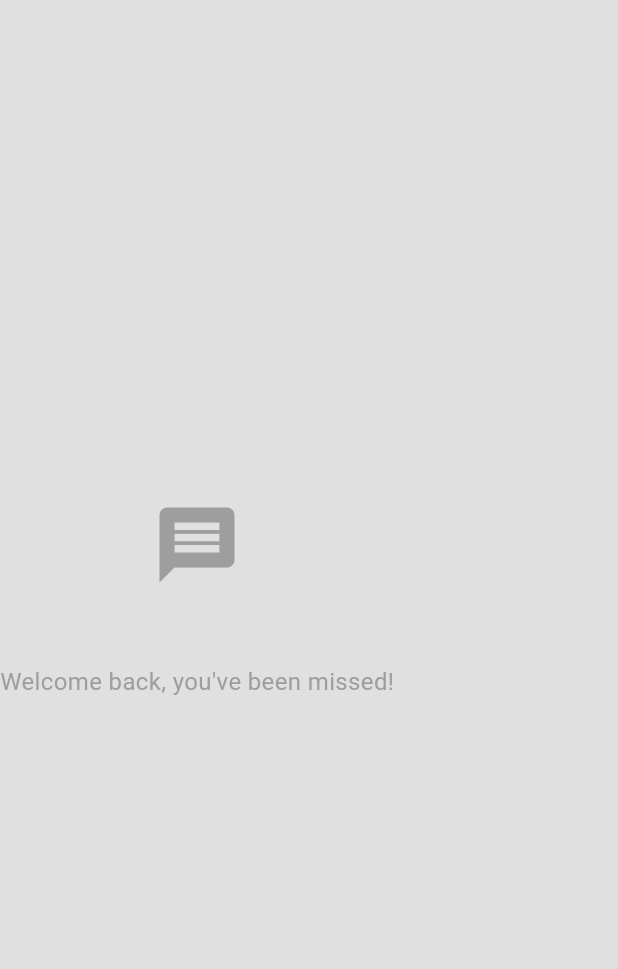
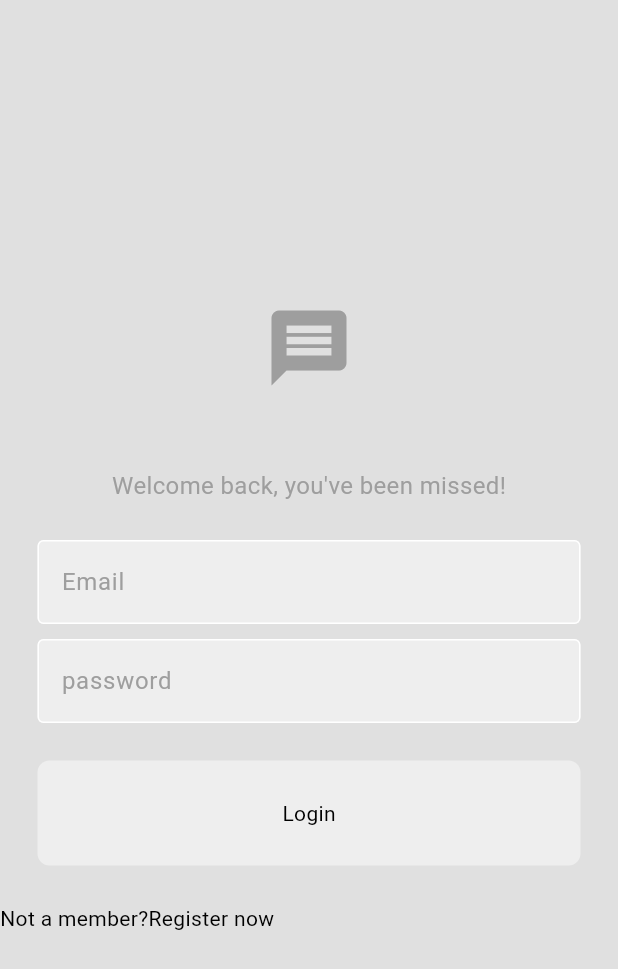
Before and after one commit to NotKidding/chat_app, a Flutter app: the screen it shows after launch, on a phone screen of 412 x 824 dp. Shown: the top 969 px of the screen. Run offline on Flutter 3.47's test engine with Material 3 defaults, Android fonts, the phone set to English and light mode, and no system bars.

Commit message:
made partial login page

```diff
--- /dev/null
+++ b/lib/components/my_button.dart
@@ -0,0 +1,31 @@
+import 'package:flutter/material.dart';
+
+class MyButton extends StatelessWidget {
+  final void Function()? ontap;
+  final String text;
+
+  const MyButton({
+    super.key,
+    required this.text,
+    required this.ontap
+
+    });
+
+  @override
+  Widget build(BuildContext context) {
+    return GestureDetector(
+      onTap: ontap,
+      child: Container(
+        decoration: BoxDecoration(
+          color: Theme.of(context).colorScheme.secondary,
+          borderRadius: BorderRadius.circular(8),
+        ),
+        padding: EdgeInsets.all(25),
+        margin: EdgeInsets.symmetric(horizontal: 25),
+        child: Center(
+          child: Text(text),
+          ),
+      ),
+    );
+  }
+}
--- /dev/null
+++ b/lib/components/my_textfield.dart
@@ -0,0 +1,37 @@
+import 'package:flutter/material.dart';
+
+class MyTextField extends StatelessWidget {
+  final String hintText;
+  final bool obscureText;
+  final TextEditingController controller;
+
+  const MyTextField({
+    super.key,
+    required this.hintText,
+    required this.obscureText,
+    required this.controller
+    });
+
+  @override
+  Widget build(BuildContext context) {
+    return Padding(
+      padding: const EdgeInsets.symmetric(horizontal: 25.0),
+      child: TextField(
+        obscureText: obscureText,
+        controller: controller,
+        decoration: InputDecoration(
+          enabledBorder: OutlineInputBorder(
+            borderSide: BorderSide(color: Theme.of(context).colorScheme.tertiary),
+         ),
+          focusedBorder: OutlineInputBorder(
+            borderSide: BorderSide(color: Theme.of(context).colorScheme.primary),
+          ),
+          fillColor: Theme.of(context).colorScheme.secondary,
+          filled: true,
+          hintText: hintText,
+          hintStyle: TextStyle(color: Theme.of(context).colorScheme.primary),
+        ),
+      )
+    );
+  }
+}
--- a/lib/pages/login_page.dart
+++ b/lib/pages/login_page.dart
@@ -1,13 +1,26 @@
+import 'package:chat_app/components/my_button.dart';
+import 'package:chat_app/components/my_textfield.dart';
 import 'package:flutter/material.dart';
 
 class LoginPage extends StatelessWidget {
-  const LoginPage({super.key});
+
+  //email and pw controller
+  final TextEditingController _emailController = TextEditingController();
+  final TextEditingController _pwController = TextEditingController();
+
+  LoginPage({super.key});
+
+  //login method
+  void login(){
+
+  }
 
   @override
   Widget build(BuildContext context) {
     return Scaffold(
       backgroundColor: Theme.of(context).colorScheme.background,
-      body:  Column(
+      body:  Center(
+        child: Column(
         mainAxisAlignment: MainAxisAlignment.center,
         children: [
           //logo
@@ -26,13 +39,40 @@ class LoginPage extends StatelessWidget {
           const SizedBox(height: 25,),
 
           //email textfield
+          MyTextField(
+            hintText: "Email" ,
+            obscureText: false,
+            controller: _emailController,
+
+          ),
+          const SizedBox(height: 10,),
 
           //pw textfield
+          MyTextField(
+            hintText: "password" ,
+            obscureText: true,
+            controller: _pwController,
+          ),
+          const SizedBox(height: 25,),
 
           //login button
+          MyButton(
+            text: "Login",
+            ontap: login,
+          ),
+          const SizedBox(height: 25,),
 
           //register new
+          Row(
+            children: [
+              Text("Not a member?"),
+              Text("Register now"),
+
+            ],
+          ),
+
         ],
+      ),
       ),
     );
   }
```
